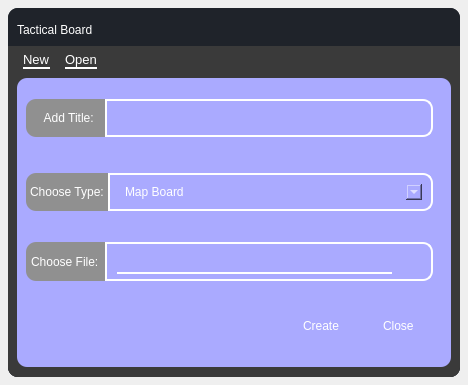
Old version of the form ui/dialogs/board_selector.ui in the repository elian-olbz/mlbb-drafting-and-simulation-tools.
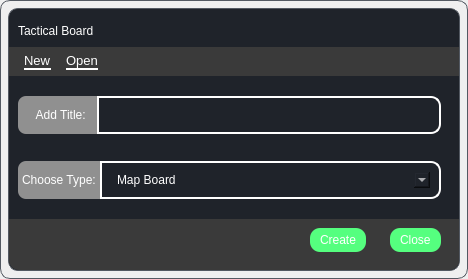
New version of the form. Icons and pictures are not drawn.

Commit message: Added 1px frame for every page and dialog. Minor changes on other UI components

```diff
--- a/ui/dialogs/board_selector.ui
+++ b/ui/dialogs/board_selector.ui
@@ -7,14 +7,16 @@
     <x>0</x>
     <y>0</y>
     <width>468</width>
-    <height>385</height>
+    <height>279</height>
    </rect>
   </property>
   <property name="windowTitle">
    <string>Dialog</string>
   </property>
   <property name="styleSheet">
-   <string notr="true">border-radius: 10px;</string>
+   <string notr="true">border-radius: 10px;
+border:1px solid; 
+border-color:rgb(83, 89, 98);</string>
   </property>
   <layout class="QVBoxLayout" name="verticalLayout_29">
    <property name="spacing">
@@ -190,7 +192,7 @@
 }
 </string>
            </property>
-           <layout class="QVBoxLayout" name="verticalLayout_3">
+           <layout class="QVBoxLayout" name="verticalLayout_3" stretch="0,0,0">
             <property name="spacing">
              <number>0</number>
             </property>
@@ -204,7 +206,7 @@
              <number>0</number>
             </property>
             <property name="bottomMargin">
-             <number>10</number>
+             <number>0</number>
             </property>
             <item alignment="Qt::AlignLeft|Qt::AlignTop">
              <widget class="QFrame" name="top_btns">
@@ -234,7 +236,7 @@
                 <number>15</number>
                </property>
                <property name="bottomMargin">
-                <number>0</number>
+                <number>6</number>
                </property>
                <item alignment="Qt::AlignHCenter">
                 <widget class="QFrame" name="new_frame">
@@ -444,17 +446,35 @@
                  </property>
                  <widget class="QWidget" name="create_page">
                   <layout class="QVBoxLayout" name="verticalLayout_5">
+                   <property name="spacing">
+                    <number>0</number>
+                   </property>
+                   <property name="leftMargin">
+                    <number>0</number>
+                   </property>
+                   <property name="topMargin">
+                    <number>0</number>
+                   </property>
+                   <property name="rightMargin">
+                    <number>0</number>
+                   </property>
                    <property name="bottomMargin">
                     <number>0</number>
                    </property>
                    <item>
                     <widget class="QWidget" name="widget_2" native="true">
+                     <property name="minimumSize">
+                      <size>
+                       <width>0</width>
+                       <height>0</height>
+                      </size>
+                     </property>
                      <property name="styleSheet">
-                      <string notr="true">background-color: rgb(170, 170, 255);
-border-radius:10px;</string>
+                      <string notr="true">background-color:#1f232a;
+border-radius:0px;</string>
                      </property>
                      <layout class="QVBoxLayout" name="verticalLayout_9">
-                      <item alignment="Qt::AlignVCenter">
+                      <item>
                        <widget class="QFrame" name="name_frame">
                         <property name="frameShape">
                          <enum>QFrame::StyledPanel</enum>
@@ -469,7 +489,13 @@
                          <property name="leftMargin">
                           <number>0</number>
                          </property>
-                         <item alignment="Qt::AlignHCenter">
+                         <property name="topMargin">
+                          <number>0</number>
+                         </property>
+                         <property name="bottomMargin">
+                          <number>0</number>
+                         </property>
+                         <item alignment="Qt::AlignHCenter|Qt::AlignVCenter">
                           <widget class="QFrame" name="frame_8">
                            <property name="minimumSize">
                             <size>
@@ -479,8 +505,8 @@
                            </property>
                            <property name="styleSheet">
                             <string notr="true">QFrame{
-border-top-left-radius: 10px;
-border-bottom-left-radius: 10px;
+border-top-left-radius: 8px;
+border-bottom-left-radius: 8px;
 border-top-right-radius: 0px;
 border-bottom-right-radius: 0px;
 }
@@ -496,9 +522,15 @@
                             <enum>QFrame::Raised</enum>
                            </property>
                            <layout class="QHBoxLayout" name="horizontalLayout_18">
+                            <property name="topMargin">
+                             <number>12</number>
+                            </property>
                             <property name="rightMargin">
                              <number>4</number>
                             </property>
+                            <property name="bottomMargin">
+                             <number>12</number>
+                            </property>
                             <item alignment="Qt::AlignHCenter">
                              <widget class="QLabel" name="label_4">
                               <property name="styleSheet">
@@ -550,9 +582,11 @@
                           </widget>
                          </item>
                         </layout>
+                        <zorder>name_frame2</zorder>
+                        <zorder>frame_8</zorder>
                        </widget>
                       </item>
-                      <item alignment="Qt::AlignVCenter">
+                      <item>
                        <widget class="QFrame" name="type_frame">
                         <property name="frameShape">
                          <enum>QFrame::StyledPanel</enum>
@@ -567,15 +601,18 @@
                          <property name="leftMargin">
                           <number>0</number>
                          </property>
+                         <property name="topMargin">
+                          <number>0</number>
+                         </property>
                          <property name="bottomMargin">
                           <number>0</number>
                          </property>
-                         <item alignment="Qt::AlignHCenter">
+                         <item alignment="Qt::AlignHCenter|Qt::AlignVCenter">
                           <widget class="QFrame" name="frame_11">
                            <property name="styleSheet">
                             <string notr="true">QFrame{
-border-top-left-radius: 10px;
-border-bottom-left-radius: 10px;
+border-top-left-radius: 8px;
+border-bottom-left-radius: 8px;
 border-top-right-radius: 0px;
 border-bottom-right-radius: 0px;
 }
@@ -594,9 +631,15 @@
                             <property name="leftMargin">
                              <number>4</number>
                             </property>
+                            <property name="topMargin">
+                             <number>12</number>
+                            </property>
                             <property name="rightMargin">
                              <number>4</number>
                             </property>
+                            <property name="bottomMargin">
+                             <number>12</number>
+                            </property>
                             <item alignment="Qt::AlignHCenter">
                              <widget class="QLabel" name="label_5">
                               <property name="styleSheet">
@@ -665,255 +708,8 @@
                           </widget>
                          </item>
                         </layout>
-                       </widget>
-                      </item>
-                      <item alignment="Qt::AlignVCenter">
-                       <widget class="QFrame" name="file_frame">
-                        <property name="frameShape">
-                         <enum>QFrame::StyledPanel</enum>
-                        </property>
-                        <property name="frameShadow">
-                         <enum>QFrame::Raised</enum>
-                        </property>
-                        <layout class="QHBoxLayout" name="horizontalLayout_12">
-                         <property name="spacing">
-                          <number>0</number>
-                         </property>
-                         <property name="leftMargin">
-                          <number>0</number>
-                         </property>
-                         <property name="bottomMargin">
-                          <number>0</number>
-                         </property>
-                         <item alignment="Qt::AlignHCenter">
-                          <widget class="QFrame" name="frame_12">
-                           <property name="minimumSize">
-                            <size>
-                             <width>79</width>
-                             <height>0</height>
-                            </size>
-                           </property>
-                           <property name="styleSheet">
-                            <string notr="true">QFrame{
-border-top-left-radius: 10px;
-border-bottom-left-radius: 10px;
-border-top-right-radius: 0px;
-border-bottom-right-radius: 0px;
-}
-
-QFrame #frame_12{
-	background-color: rgb(144, 144, 144);
-}</string>
-                           </property>
-                           <property name="frameShape">
-                            <enum>QFrame::StyledPanel</enum>
-                           </property>
-                           <property name="frameShadow">
-                            <enum>QFrame::Raised</enum>
-                           </property>
-                           <layout class="QHBoxLayout" name="horizontalLayout_20">
-                            <property name="leftMargin">
-                             <number>4</number>
-                            </property>
-                            <property name="rightMargin">
-                             <number>4</number>
-                            </property>
-                            <item alignment="Qt::AlignHCenter">
-                             <widget class="QLabel" name="label_6">
-                              <property name="styleSheet">
-                               <string notr="true">background-color: transparent;</string>
-                              </property>
-                              <property name="text">
-                               <string>Choose File:</string>
-                              </property>
-                             </widget>
-                            </item>
-                           </layout>
-                          </widget>
-                         </item>
-                         <item>
-                          <widget class="QFrame" name="file_frame2">
-                           <property name="styleSheet">
-                            <string notr="true">QFrame{
-border-top-left-radius: 0px;
-border-bottom-left-radius: 0px;
-border-top-right-radius: 10px;
-border-bottom-right-radius: 10px;
-}
-
-QFrame #file_frame2{
-border: 2px solid; border-color:rgb(255, 255, 255);
-}</string>
-                           </property>
-                           <property name="frameShape">
-                            <enum>QFrame::StyledPanel</enum>
-                           </property>
-                           <property name="frameShadow">
-                            <enum>QFrame::Raised</enum>
-                           </property>
-                           <layout class="QHBoxLayout" name="horizontalLayout_17">
-                            <property name="spacing">
-                             <number>6</number>
-                            </property>
-                            <property name="leftMargin">
-                             <number>10</number>
-                            </property>
-                            <property name="topMargin">
-                             <number>5</number>
-                            </property>
-                            <property name="rightMargin">
-                             <number>8</number>
-                            </property>
-                            <property name="bottomMargin">
-                             <number>5</number>
-                            </property>
-                            <item alignment="Qt::AlignBottom">
-                             <widget class="QFrame" name="frame_9">
-                              <property name="styleSheet">
-                               <string notr="true">QFrame{
-border-top-left-radius: 0px;
-border-bottom-left-radius: 0px;
-border-top-right-radius: 0px;
-border-bottom-right-radius: 0px;
-}
-
-QFrame #frame_9{
-border: 2px solid; border-color:rgb(255, 255, 255);
-border-bottom-color: rgb(255, 255, 255);
-border-top-color: transparent;
-border-left-color: transparent;
-border-right-color: transparent;
-}</string>
-                              </property>
-                              <property name="frameShape">
-                               <enum>QFrame::StyledPanel</enum>
-                              </property>
-                              <property name="frameShadow">
-                               <enum>QFrame::Raised</enum>
-                              </property>
-                              <layout class="QHBoxLayout" name="horizontalLayout_14">
-                               <property name="spacing">
-                                <number>0</number>
-                               </property>
-                               <property name="leftMargin">
-                                <number>0</number>
-                               </property>
-                               <property name="topMargin">
-                                <number>0</number>
-                               </property>
-                               <property name="rightMargin">
-                                <number>0</number>
-                               </property>
-                               <property name="bottomMargin">
-                                <number>4</number>
-                               </property>
-                               <item>
-                                <widget class="QLineEdit" name="lineEdit_2">
-                                 <property name="styleSheet">
-                                  <string notr="true"/>
-                                 </property>
-                                </widget>
-                               </item>
-                              </layout>
-                             </widget>
-                            </item>
-                            <item alignment="Qt::AlignHCenter|Qt::AlignVCenter">
-                             <widget class="QFrame" name="frame_10">
-                              <property name="frameShape">
-                               <enum>QFrame::StyledPanel</enum>
-                              </property>
-                              <property name="frameShadow">
-                               <enum>QFrame::Raised</enum>
-                              </property>
-                              <layout class="QHBoxLayout" name="horizontalLayout_15">
-                               <property name="spacing">
-                                <number>0</number>
-                               </property>
-                               <property name="leftMargin">
-                                <number>0</number>
-                               </property>
-                               <property name="topMargin">
-                                <number>0</number>
-                               </property>
-                               <property name="rightMargin">
-                                <number>0</number>
-                               </property>
-                               <property name="bottomMargin">
-                                <number>0</number>
-                               </property>
-                               <item alignment="Qt::AlignHCenter|Qt::AlignVCenter">
-                                <widget class="QLabel" name="label_7">
-                                 <property name="minimumSize">
-                                  <size>
-                                   <width>25</width>
-                                   <height>25</height>
-                                  </size>
-                                 </property>
-                                 <property name="styleSheet">
-                                  <string notr="true">image: url(:/icons/icons/folder.svg);</string>
-                                 </property>
-                                 <property name="text">
-                                  <string/>
-                                 </property>
-                                </widget>
-                               </item>
-                              </layout>
-                             </widget>
-                            </item>
-                           </layout>
-                          </widget>
-                         </item>
-                        </layout>
-                       </widget>
-                      </item>
-                      <item alignment="Qt::AlignRight">
-                       <widget class="QFrame" name="bottom_btns">
-                        <property name="frameShape">
-                         <enum>QFrame::StyledPanel</enum>
-                        </property>
-                        <property name="frameShadow">
-                         <enum>QFrame::Raised</enum>
-                        </property>
-                        <layout class="QHBoxLayout" name="horizontalLayout_10">
-                         <item>
-                          <widget class="QFrame" name="frame_6">
-                           <property name="frameShape">
-                            <enum>QFrame::StyledPanel</enum>
-                           </property>
-                           <property name="frameShadow">
-                            <enum>QFrame::Raised</enum>
-                           </property>
-                           <layout class="QHBoxLayout" name="horizontalLayout_8">
-                            <item>
-                             <widget class="QPushButton" name="create_btn">
-                              <property name="text">
-                               <string>Create</string>
-                              </property>
-                             </widget>
-                            </item>
-                           </layout>
-                          </widget>
-                         </item>
-                         <item>
-                          <widget class="QFrame" name="frame_7">
-                           <property name="frameShape">
-                            <enum>QFrame::StyledPanel</enum>
-                           </property>
-                           <property name="frameShadow">
-                            <enum>QFrame::Raised</enum>
-                           </property>
-                           <layout class="QHBoxLayout" name="horizontalLayout_9">
-                            <item>
-                             <widget class="QPushButton" name="close_btn">
-                              <property name="text">
-                               <string>Close</string>
-                              </property>
-                             </widget>
-                            </item>
-                           </layout>
-                          </widget>
-                         </item>
-                        </layout>
+                        <zorder>type_frame2</zorder>
+                        <zorder>frame_11</zorder>
                        </widget>
                       </item>
                      </layout>
@@ -923,20 +719,32 @@
                  </widget>
                  <widget class="QWidget" name="open_page">
                   <layout class="QVBoxLayout" name="verticalLayout_6">
+                   <property name="spacing">
+                    <number>0</number>
+                   </property>
+                   <property name="leftMargin">
+                    <number>0</number>
+                   </property>
+                   <property name="topMargin">
+                    <number>0</number>
+                   </property>
+                   <property name="rightMargin">
+                    <number>0</number>
+                   </property>
                    <property name="bottomMargin">
                     <number>0</number>
                    </property>
                    <item>
                     <widget class="QWidget" name="open_container" native="true">
                      <property name="styleSheet">
-                      <string notr="true">background-color: rgb(85, 255, 127);
-border-radius:10px;</string>
+                      <string notr="true">background-color:#1f232a;
+border-radius:0px;</string>
                      </property>
                      <layout class="QVBoxLayout" name="verticalLayout_7">
                       <property name="spacing">
                        <number>0</number>
                       </property>
-                      <item>
+                      <item alignment="Qt::AlignHCenter">
                        <widget class="QFrame" name="frame_14">
                         <property name="sizePolicy">
                          <sizepolicy hsizetype="Preferred" vsizetype="Expanding">
@@ -944,6 +752,10 @@
                           <verstretch>0</verstretch>
                          </sizepolicy>
                         </property>
+                        <property name="styleSheet">
+                         <string notr="true">background-color: rgb(85, 170, 255);
+border-radius:10px;</string>
+                        </property>
                         <property name="frameShape">
                          <enum>QFrame::StyledPanel</enum>
                         </property>
@@ -989,31 +801,6 @@
                         </layout>
                        </widget>
                       </item>
-                      <item alignment="Qt::AlignBottom">
-                       <widget class="QFrame" name="frame_13">
-                        <property name="frameShape">
-                         <enum>QFrame::StyledPanel</enum>
-                        </property>
-                        <property name="frameShadow">
-                         <enum>QFrame::Raised</enum>
-                        </property>
-                        <layout class="QVBoxLayout" name="verticalLayout_10">
-                         <item alignment="Qt::AlignRight">
-                          <widget class="QPushButton" name="pushButton">
-                           <property name="minimumSize">
-                            <size>
-                             <width>0</width>
-                             <height>0</height>
-                            </size>
-                           </property>
-                           <property name="text">
-                            <string>Continue</string>
-                           </property>
-                          </widget>
-                         </item>
-                        </layout>
-                       </widget>
-                      </item>
                      </layout>
                     </widget>
                    </item>
@@ -1024,6 +811,68 @@
               </layout>
              </widget>
             </item>
+            <item alignment="Qt::AlignRight|Qt::AlignBottom">
+             <widget class="QFrame" name="bottom_btns">
+              <property name="styleSheet">
+               <string notr="true">border-radius:10px;</string>
+              </property>
+              <property name="frameShape">
+               <enum>QFrame::StyledPanel</enum>
+              </property>
+              <property name="frameShadow">
+               <enum>QFrame::Raised</enum>
+              </property>
+              <layout class="QHBoxLayout" name="horizontalLayout_10">
+               <property name="topMargin">
+                <number>0</number>
+               </property>
+               <item>
+                <widget class="QFrame" name="frame_6">
+                 <property name="frameShape">
+                  <enum>QFrame::StyledPanel</enum>
+                 </property>
+                 <property name="frameShadow">
+                  <enum>QFrame::Raised</enum>
+                 </property>
+                 <layout class="QHBoxLayout" name="horizontalLayout_8">
+                  <item>
+                   <widget class="QPushButton" name="create_btn">
+                    <property name="styleSheet">
+                     <string notr="true">background-color: rgb(85, 255, 127);</string>
+                    </property>
+                    <property name="text">
+                     <string>Create</string>
+                    </property>
+                   </widget>
+                  </item>
+                 </layout>
+                </widget>
+               </item>
+               <item>
+                <widget class="QFrame" name="frame_7">
+                 <property name="frameShape">
+                  <enum>QFrame::StyledPanel</enum>
+                 </property>
+                 <property name="frameShadow">
+                  <enum>QFrame::Raised</enum>
+                 </property>
+                 <layout class="QHBoxLayout" name="horizontalLayout_9">
+                  <item>
+                   <widget class="QPushButton" name="close_btn">
+                    <property name="styleSheet">
+                     <string notr="true">background-color: rgb(85, 255, 127);</string>
+                    </property>
+                    <property name="text">
+                     <string>Close</string>
+                    </property>
+                   </widget>
+                  </item>
+                 </layout>
+                </widget>
+               </item>
+              </layout>
+             </widget>
+            </item>
            </layout>
           </widget>
          </item>
```
The commit also changes 15 other files.
